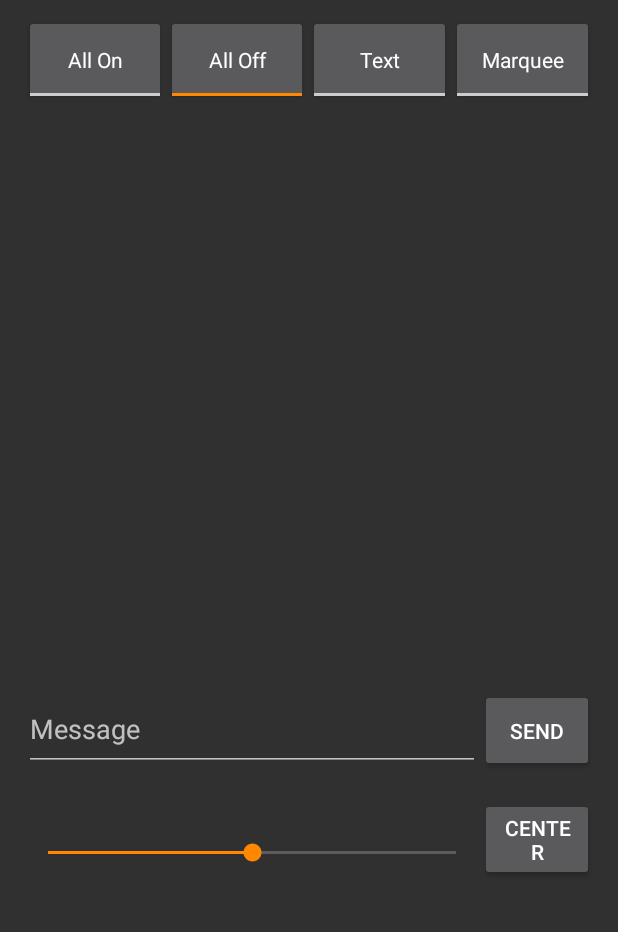
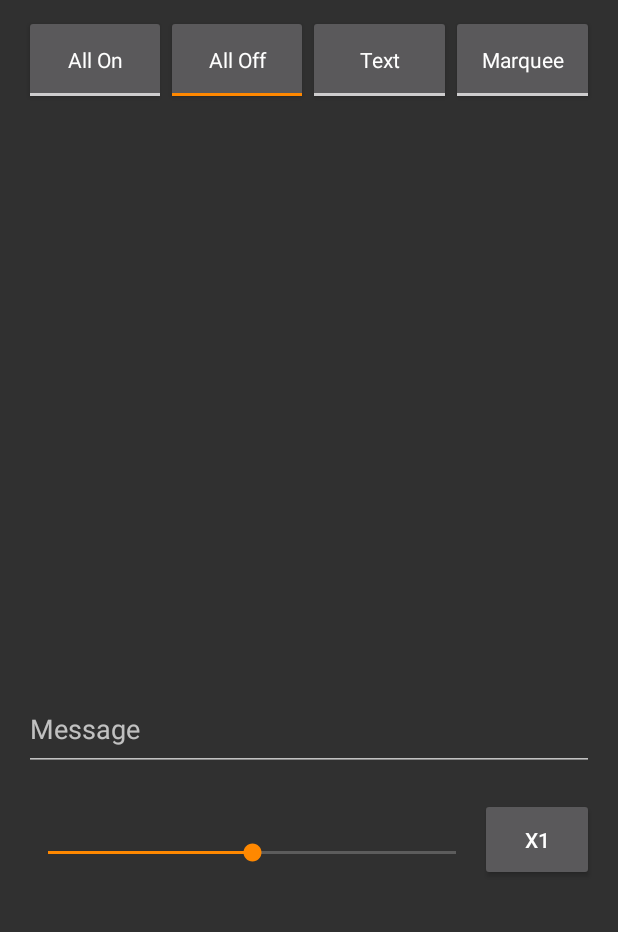
Before and after one commit to dsarmiento/DaftPunk, an Android app: the screen it shows after launch (ControllerMain), on a phone screen of 412 x 824 dp, the part 303-1235 px from its top. Run offline under Robolectric (Android 15) with nearby library versions, the phone set to English and light mode, and no system bars.

Commit message:
Minor changes

```diff
--- a/DaftController/app/src/main/res/layout/activity_controller_main.xml
+++ b/DaftController/app/src/main/res/layout/activity_controller_main.xml
@@ -194,17 +194,9 @@
                 android:id="@+id/sendMsg"
                 android:hint="Message"
                 android:layout_width="0dp"
-                android:layout_weight="80"
+                android:layout_weight="100"
                 android:layout_height="55dp"
                 android:maxLines="1" />
-
-            <Button
-                android:text="Send"
-                android:layout_width="0dp"
-                android:id="@+id/sendButton"
-                android:elevation="0dp"
-                android:layout_weight="20"
-                android:layout_height="55dp" />
 
         </LinearLayout>
         <LinearLayout
--- a/DaftController/app/src/main/res/values/strings.xml
+++ b/DaftController/app/src/main/res/values/strings.xml
@@ -12,7 +12,7 @@
     <string name="pac_man">PacMan</string>
     <string name="cyclops">Cyclops</string>
     <string name="daft_punk">DaftPunk</string>
-    <string name="center">Center</string>
+    <string name="center">x1</string>
 
     <string name="action_connect">Connect</string>
 </resources>
```
Also changed, not shown: DaftController/app/src/main/java/com/dsarmiento/daftcontroller/ControllerMain.java (+10 -14 lines), 1 other file.
